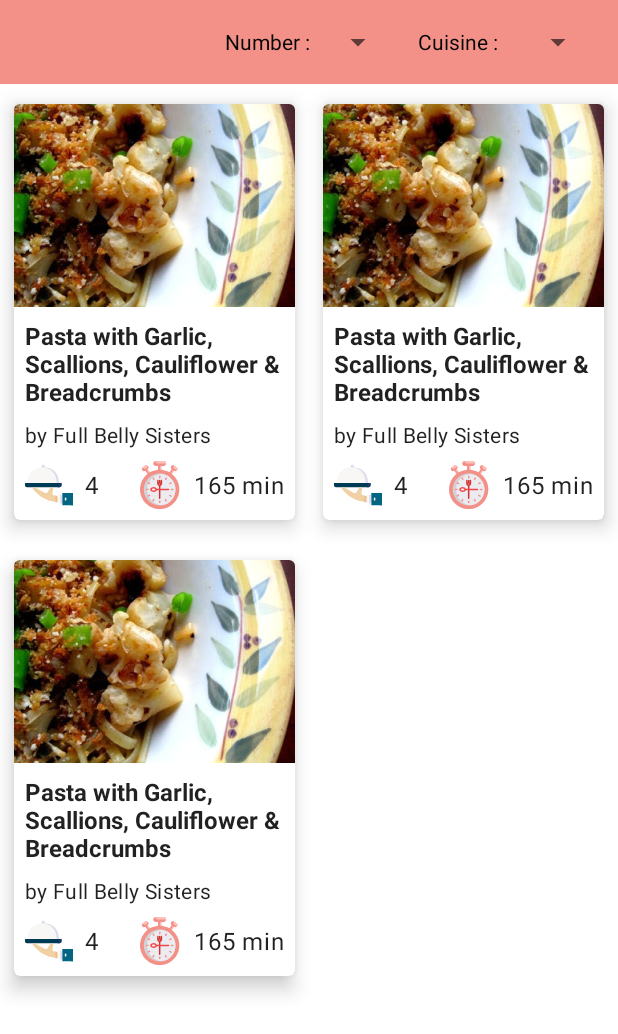
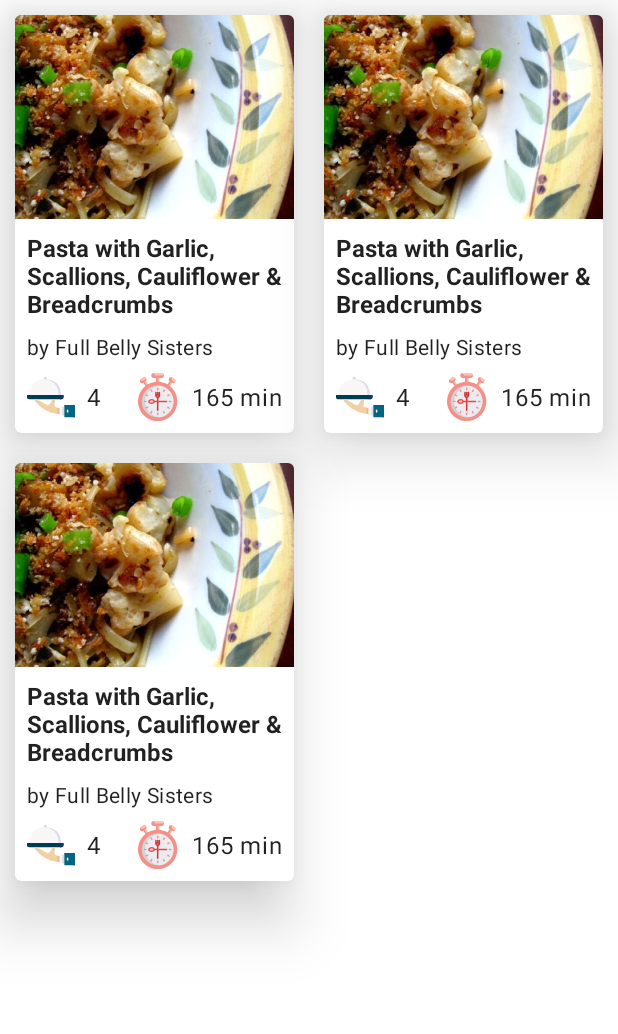
Before and after one commit to AfricanBongo/WhipIt_in_Kotlin, an Android app: the layout fragment_list.xml on its own in the app's theme, with its tools: preview values and no code run, on a phone screen of 412 x 824 dp. Shown: the top 1034 px of the screen. Run offline under Robolectric (Android 15) with nearby library versions, the phone set to English and light mode, and no system bars.

Commit message:
Improved the database backend and fixed issues with the cross-referencing of the recipe and cuisine.

```diff
--- a/SpoonacularClient/src/main/java/zw/co/bitpirates/spoonacularclient/model/Ingredient.kt
+++ b/SpoonacularClient/src/main/java/zw/co/bitpirates/spoonacularclient/model/Ingredient.kt
@@ -8,7 +8,7 @@ import com.squareup.moshi.JsonClass
 @JsonClass(generateAdapter = true)
 data class Ingredient (
     val id: Int,
-    val amount: Float,
+    val amount: Double,
     val unit: String?,
     val image: String?,
     val name: String,
--- a/SpoonacularClient/src/main/java/zw/co/bitpirates/spoonacularclient/model/Recipe.kt
+++ b/SpoonacularClient/src/main/java/zw/co/bitpirates/spoonacularclient/model/Recipe.kt
@@ -21,7 +21,7 @@ data class Recipe (
     val readyInMinutes: Int,
     val sourceName: String,
     val sourceUrl: String,
-    val spoonacularScore: Float,
+    val spoonacularScore: Double,
     val healthScore: Int,
     val weightWatcherSmartPoints: Int,
     val vegetarian: Boolean?,
@@ -53,7 +53,7 @@ data class Recipe (
      * The list of cuisines the recipe belongs to.
      * Use the [toCuisineEnums] method on the list to map them into [CuisineEnum]s.
      */
-    val cuisine: List<String>?
+    val cuisines: List<String>?
 ) {
     /**
      * Get the [Steps] object with the list of steps used in the recipe.
--- a/SpoonacularClient/src/main/java/zw/co/bitpirates/spoonacularclient/model/Util.kt
+++ b/SpoonacularClient/src/main/java/zw/co/bitpirates/spoonacularclient/model/Util.kt
@@ -6,7 +6,6 @@ package zw.co.bitpirates.spoonacularclient.model
  */
 fun List<String>?.toCuisineEnums(): List<CuisineEnum>? = this?.map {
     CuisineEnum.valueOf(
-        it.replace(" ", "_")
-            .lowercase()
+        it.uppercase()
     )
 }
--- a/app/src/main/java/com/africanbongo/whipitkotlin/domain/DomainIngredient.kt
+++ b/app/src/main/java/com/africanbongo/whipitkotlin/domain/DomainIngredient.kt
@@ -6,8 +6,8 @@ import zw.co.bitpirates.spoonacularclient.model.Ingredient
  * Domain object of the network [Ingredient] object.
  * @see Ingredient
  */
-data class DomainIngredient (
+data class DomainIngredient(
     val description: String,
-    val amount: Float,
+    val amount: Double,
     val unit: String?
 )
--- a/app/src/main/java/com/africanbongo/whipitkotlin/domain/DomainRecipe.kt
+++ b/app/src/main/java/com/africanbongo/whipitkotlin/domain/DomainRecipe.kt
@@ -1,12 +1,12 @@
 package com.africanbongo.whipitkotlin.domain
 
-data class DomainRecipe (
+data class DomainRecipe(
     val id: Int,
     val title: String,
     val imageUrl: String?,
     val sourceName: String,
     val sourceUrl: String,
-    val spoonacularScore: Float,
+    val spoonacularScore: Double,
     val servings: Int,
     val readyInMinutes: Int,
     val cuisine: String,
@@ -19,7 +19,7 @@ data class SummarisedRecipe(
     val title: String,
     val imageUrl: String?,
     val sourceName: String,
-    val spoonacularScore: Float,
+    val spoonacularScore: Double,
     val servings: Int,
     val readyInMinutes: Int
 )
--- a/app/src/main/java/com/africanbongo/whipitkotlin/storage/database/model/DatabaseIngredient.kt
+++ b/app/src/main/java/com/africanbongo/whipitkotlin/storage/database/model/DatabaseIngredient.kt
@@ -8,9 +8,9 @@ import zw.co.bitpirates.spoonacularclient.model.Ingredient
  * Mapping of an [Ingredient] that will be stored in the database.
  */
 @Entity(tableName = "ingredient_table")
-data class DatabaseIngredient (
+data class DatabaseIngredient(
     @PrimaryKey(autoGenerate = false) val ingredientId: Int,
     val description: String,
-    val amount: Float,
+    val amount: Double,
     val unit: String?
 )
--- a/app/src/main/java/com/africanbongo/whipitkotlin/storage/database/model/DatabaseRecipe.kt
+++ b/app/src/main/java/com/africanbongo/whipitkotlin/storage/database/model/DatabaseRecipe.kt
@@ -7,13 +7,13 @@ import androidx.room.PrimaryKey
  * Recipe class that's used to store and retrieve objects in the database.
  */
 @Entity(tableName = "recipe_table")
-data class DatabaseRecipe (
+data class DatabaseRecipe(
    @PrimaryKey val recipeId: Int,
    val title: String,
    val imageUrl: String?,
    val sourceName: String,
    val sourceUrl: String,
-   val spoonacularScore: Float,
+   val spoonacularScore: Double,
    val servings: Int,
    val readyInMinutes: Int,
 )
--- a/app/src/main/java/com/africanbongo/whipitkotlin/ui/ViewUtil.kt
+++ b/app/src/main/java/com/africanbongo/whipitkotlin/ui/ViewUtil.kt
@@ -5,6 +5,7 @@ import android.widget.ImageView
 import androidx.core.net.toUri
 import androidx.recyclerview.widget.RecyclerView
 import coil.load
+import coil.size.Scale
 import zw.co.bitpirates.spoonacularclient.model.Recipe
 import com.africanbongo.whipitkotlin.R
 import com.africanbongo.whipitkotlin.domain.DomainRecipe
@@ -23,6 +24,7 @@ fun ImageView.fetchImage(imgUrl: String) {
         placeholder(R.drawable.ic_placeholder)
         error(R.drawable.ic_image_not_found)
         crossfade(true)
+        scale(Scale.FILL)
     }
 }
 
@@ -34,7 +36,7 @@ fun ImageView.fetchImage(imgUrl: String) {
  */
 fun ImageView.bindStatusWithRecyclerView(status: FetchResult<List<DomainRecipe>>, recyclerView: RecyclerView) {
     when (status) {
-        is FetchResult.Success -> {
+        is FetchResult.Loading -> {
             recyclerView.visibility = View.GONE
             visibility = View.VISIBLE
             setImageResource(R.drawable.ic_loading_pizza)
@@ -44,7 +46,7 @@ fun ImageView.bindStatusWithRecyclerView(status: FetchResult<List<DomainRecipe>>
             visibility = View.VISIBLE
             setImageResource(R.drawable.ic_error)
         }
-        is FetchResult.Loading -> {
+        is FetchResult.Success -> {
             recyclerView.visibility = View.VISIBLE
             visibility = View.GONE
         }
--- a/app/src/main/res/layout/fragment_list.xml
+++ b/app/src/main/res/layout/fragment_list.xml
@@ -9,83 +9,23 @@
             type="com.africanbongo.whipitkotlin.ui.list.RecipeListViewModel" />
     </data>
 
-    <androidx.coordinatorlayout.widget.CoordinatorLayout
+    <androidx.constraintlayout.widget.ConstraintLayout
         android:layout_width="match_parent"
         android:layout_height="match_parent"
         tools:context=".MainActivity">
-
-        <com.google.android.material.appbar.AppBarLayout
-            android:id="@+id/list_app_bar_layout"
-            android:layout_width="match_parent"
-            android:layout_height="wrap_content"
-            app:layout_constraintEnd_toEndOf="parent"
-            app:layout_constraintStart_toStartOf="parent"
-            app:layout_constraintTop_toTopOf="parent">
-
-            <com.google.android.material.appbar.CollapsingToolbarLayout
-                android:layout_width="match_parent"
-                android:layout_height="wrap_content"
-                app:layout_scrollFlags="scroll|enterAlwaysCollapsed">
-
-                <RelativeLayout
-                    android:layout_width="match_parent"
-                    android:layout_height="wrap_content">
-
-                    <TextView
-                        android:layout_width="wrap_content"
-                        android:layout_height="wrap_content"
-                        android:layout_centerVertical="true"
-                        android:layout_marginHorizontal="@dimen/normal_layout_margin"
-                        android:layout_toStartOf="@+id/number_spinner"
-                        android:text="@string/number_title"
-                        android:textColor="@color/black" />
-
-                    <Spinner
-                        android:id="@+id/number_spinner"
-                        android:layout_width="wrap_content"
-                        android:layout_height="wrap_content"
-                        android:layout_centerVertical="true"
-                        android:layout_marginEnd="@dimen/normal_layout_margin"
-                        android:layout_toStartOf="@+id/cuisine_text"
-                        android:entries="@{viewModel.queryNumberList}" />
-
-                    <TextView
-                        android:id="@+id/cuisine_text"
-                        android:layout_width="wrap_content"
-                        android:layout_height="wrap_content"
-                        android:layout_centerVertical="true"
-                        android:layout_marginHorizontal="@dimen/normal_layout_margin"
-                        android:layout_marginVertical="@dimen/normal_layout_margin"
-                        android:layout_toStartOf="@+id/cuisine_spinner"
-                        android:text="@string/cuisine_title"
-                        android:textColor="@color/black" />
-
-                    <Spinner
-                        android:id="@+id/cuisine_spinner"
-                        android:layout_width="wrap_content"
-                        android:layout_height="wrap_content"
-                        android:layout_centerVertical="true"
-                        android:layout_marginEnd="@dimen/large_margin"
-                        android:layout_marginVertical="@dimen/large_margin"
-                        android:layout_marginStart="@dimen/normal_layout_margin"
-                        android:entries="@{viewModel.cuisineTypes}"
-                        android:layout_alignParentEnd="true"/>
-                </RelativeLayout>
-            </com.google.android.material.appbar.CollapsingToolbarLayout>
-
-        </com.google.android.material.appbar.AppBarLayout>
 
         <androidx.recyclerview.widget.RecyclerView
             android:id="@+id/recipe_recyclerview"
             android:layout_width="match_parent"
             android:layout_height="match_parent"
             android:orientation="vertical"
+            android:clipChildren="false"
             app:layoutManager="androidx.recyclerview.widget.StaggeredGridLayoutManager"
             app:layout_behavior="com.google.android.material.appbar.AppBarLayout$ScrollingViewBehavior"
+            app:layout_constraintBottom_toBottomOf="parent"
             app:layout_constraintEnd_toEndOf="parent"
             app:layout_constraintStart_toStartOf="parent"
-            app:layout_constraintTop_toBottomOf="@id/list_app_bar_layout"
-            app:layout_constraintBottom_toBottomOf="parent"
+            app:layout_constraintTop_toTopOf="parent"
             app:spanCount="2"
             tools:listitem="@layout/recipe_list_item" />
 
@@ -99,7 +39,7 @@
             app:layout_constraintBottom_toBottomOf="parent"
             app:layout_constraintEnd_toEndOf="parent"
             app:layout_constraintStart_toStartOf="parent"
-            app:layout_constraintTop_toBottomOf="@+id/list_app_bar_layout" />
+            app:layout_constraintTop_toTopOf="parent" />
 
-    </androidx.coordinatorlayout.widget.CoordinatorLayout>
+    </androidx.constraintlayout.widget.ConstraintLayout>
 </layout>
--- a/app/src/main/res/layout/recipe_list_item.xml
+++ b/app/src/main/res/layout/recipe_list_item.xml
@@ -9,11 +9,16 @@
             type="com.africanbongo.whipitkotlin.domain.DomainRecipe" />
     </data>
 
+    <LinearLayout
+        android:layout_width="match_parent"
+        android:layout_height="wrap_content"
+        android:clipToPadding="false"
+        android:clipChildren="false"
+        android:padding="10dp">
         <com.google.android.material.card.MaterialCardView
             android:layout_width="match_parent"
             android:layout_height="wrap_content"
-        app:cardElevation="@dimen/normal_layout_margin"
-        app:cardUseCompatPadding="true">
+            app:cardElevation="25dp">
 
             <LinearLayout
                 android:layout_width="match_parent"
@@ -90,4 +95,6 @@
 
             </LinearLayout>
         </com.google.android.material.card.MaterialCardView>
+    </LinearLayout>
+
 </layout>
```
Also changed, not shown: app/src/main/java/com/africanbongo/whipitkotlin/storage/database/RecipeDao.kt (+18 -13 lines), app/src/main/java/com/africanbongo/whipitkotlin/storage/database/RecipeRepository.kt (deleted, +0 -92 lines), app/src/main/java/com/africanbongo/whipitkotlin/storage/database/model/Relations.kt (+2 -30 lines), app/src/main/java/com/africanbongo/whipitkotlin/storage/database/model/Util.kt (+7 -1 lines), app/src/main/java/com/africanbongo/whipitkotlin/storage/repository/RecipeRepository.kt (added, +72 -0 lines), app/src/main/java/com/africanbongo/whipitkotlin/ui/list/RecipeListFragment.kt (+3 -41 lines), app/src/main/java/com/africanbongo/whipitkotlin/ui/list/RecipeListViewModel.kt (+14 -15 lines), 2 other files. Lines whose indentation alone changed are shown as unchanged.
